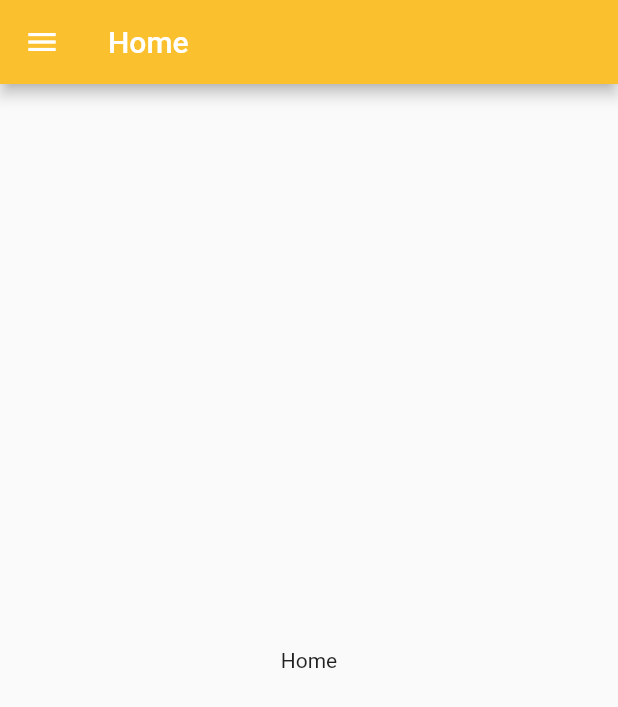
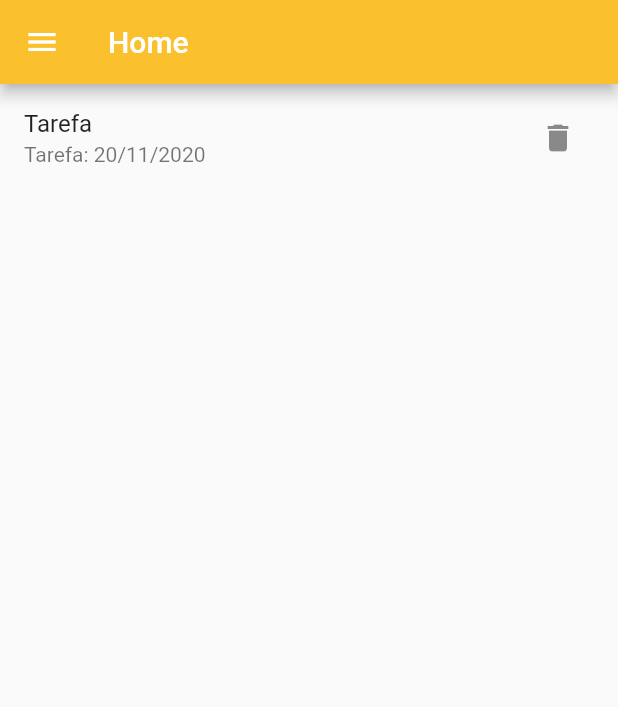
Before and after one commit to dev-brito99frelas/fluter_task_linux, a Flutter app: the Home screen opened directly, on a phone screen of 412 x 824 dp. Shown: the top 707 px of the screen. Run offline on Flutter 3.47's test engine with Material 2 defaults, Android fonts, the phone set to English and light mode, and no system bars.

Commit message:
change home state, and starting listview

```diff
--- a/lib/pages/home.dart
+++ b/lib/pages/home.dart
@@ -1,7 +1,15 @@
 import 'package:flutter/material.dart';
 
-class Home extends StatelessWidget {
+class Home extends StatefulWidget {
   const Home({Key? key}) : super(key: key);
+
+  @override
+  State<Home> createState() => _HomeState();
+}
+
+class _HomeState extends State<Home> {
+  List<String> tarefas = [];
+  final TextEditingController tarefaController = TextEditingController();
 
   @override
   Widget build(BuildContext context) {
@@ -11,8 +19,19 @@ class Home extends StatelessWidget {
         title: const Text('Home'),
       ),
       drawer: const Drawer(),
-      body: const Center(
-        child: Text('Home'),
+      body: ListView(
+        shrinkWrap: true,
+        children: [
+          ListTile(
+            title: const Text('Tarefa '),
+            subtitle: const Text('Tarefa: 20/11/2020'),
+            trailing: IconButton(
+              icon: const Icon(Icons.delete),
+              onPressed: () {},
+            ),
+            onTap: () {},
+          ),
+        ],
       ),
     );
   }
```
